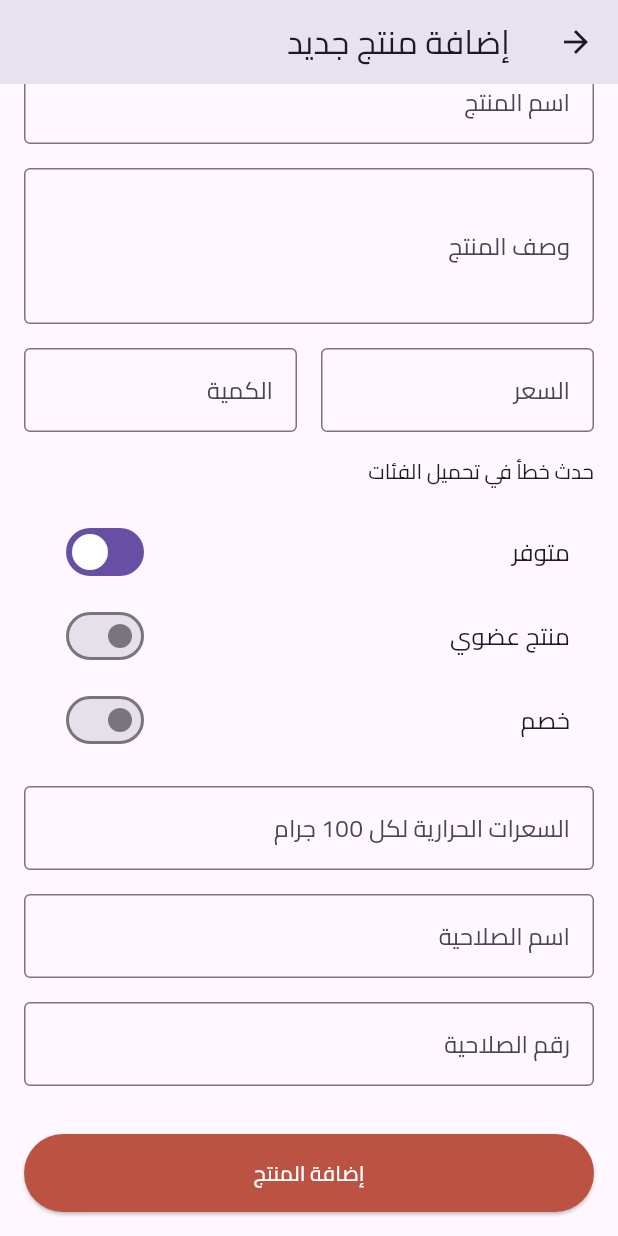
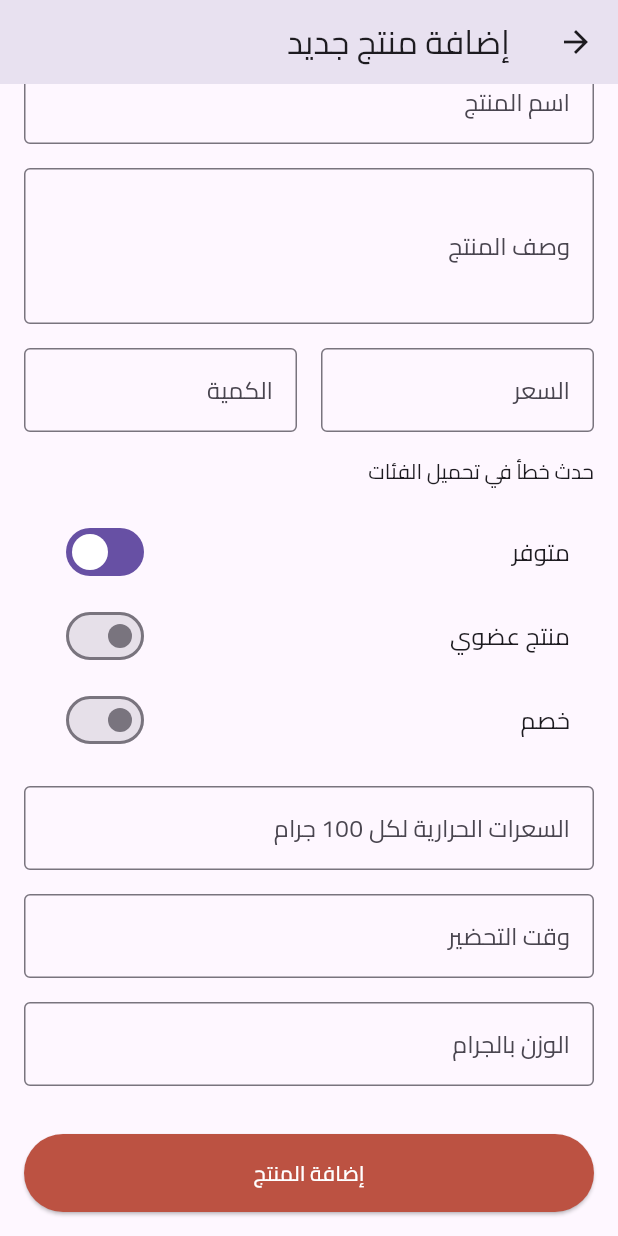
Before and after one commit to AbdulrhmanM0hamed/Web_Dashboard_Supabase, a Flutter app: the AddProductView screen opened directly, scrolled down 248 dp, on a phone screen of 412 x 824 dp. Run offline on Flutter 3.47's test engine with Material 3 defaults, Android fonts, the phone set to English and light mode, and no system bars; our stand-ins replace equatable, flutter_bloc, get_it, image_picker, pdf, printing and 1 more; missing offline and left inert: dart:html; accounts and stored records are empty.

Commit message:
some changes to handle

```diff
--- a/lib/dashboard/data/models/product_model.dart
+++ b/lib/dashboard/data/models/product_model.dart
@@ -19,7 +19,7 @@ class ProductModel extends Equatable {
   final int ratingCount;
   final double caloriesPer100g;
   final String expiryName;
-  final double expiryNumber;
+  final double weight;
 
   const ProductModel({
     this.id,
@@ -39,7 +39,7 @@ class ProductModel extends Equatable {
     this.ratingCount = 0,
     this.caloriesPer100g = 0.0,
     this.expiryName = '',
-    this.expiryNumber = 0.0,
+    this.weight = 0.0,
   });
 
   factory ProductModel.fromJson(Map<String, dynamic> json) {
@@ -63,7 +63,7 @@ class ProductModel extends Equatable {
       caloriesPer100g:
           double.tryParse(json['calories_per_100g']?.toString() ?? '0') ?? 0.0,
       expiryName: json['expiry_name'] ?? '',
-      expiryNumber: double.tryParse(json['expiry_number']?.toString() ?? '0') ?? 0.0,
+      weight: double.tryParse(json['weight']?.toString() ?? '0') ?? 0.0,
     );
   }
 
@@ -85,7 +85,7 @@ class ProductModel extends Equatable {
       'rating_count': ratingCount,
       'calories_per_100g': caloriesPer100g,
       'expiry_name': expiryName,
-      'expiry_number': expiryNumber
+      'weight': weight
     };
 
     if (!forCreation && id != null) {
@@ -114,7 +114,7 @@ class ProductModel extends Equatable {
         ratingCount,
         caloriesPer100g,
         expiryName,
-        expiryNumber
+        weight
       ];
 
   ProductModel copyWith(
@@ -156,6 +156,6 @@ class ProductModel extends Equatable {
         ratingCount: ratingCount ?? this.ratingCount,
         caloriesPer100g: caloriesPer100g ?? this.caloriesPer100g,
         expiryName: expiryName ?? this.expiryName,
-        expiryNumber: expiryNumber ?? this.expiryNumber);
+        weight: expiryNumber ?? this.weight);
   }
 }
--- a/lib/dashboard/presentation/view/products/add_product_view.dart
+++ b/lib/dashboard/presentation/view/products/add_product_view.dart
@@ -22,7 +22,7 @@ class _AddProductViewState extends State<AddProductView> {
   final _discountPercentageController = TextEditingController();
   final _caloriesController = TextEditingController();
   final _expiryNameController = TextEditingController();
-  final _expiryNumberController = TextEditingController();
+  final _weightNumberController = TextEditingController();
   String? _imageUrl;
   String? _selectedCategoryId;
   bool _isAvailable = true;
@@ -63,7 +63,7 @@ class _AddProductViewState extends State<AddProductView> {
     _discountPercentageController.dispose();
     _caloriesController.dispose();
     _expiryNameController.dispose();
-    _expiryNumberController.dispose();
+    _weightNumberController.dispose();
     super.dispose();
   }
 
@@ -133,7 +133,7 @@ class _AddProductViewState extends State<AddProductView> {
           isOrganic: _isOrganic,
           caloriesPer100g: double.tryParse(_caloriesController.text) ?? 0.0,
           expiryName: _expiryNameController.text,
-          expiryNumber: double.tryParse(_expiryNumberController.text) ?? 0.0,
+          weight: double.tryParse(_weightNumberController.text) ?? 0.0,
         );
 
         await context.read<ProductsCubit>().createProduct(product);
@@ -397,27 +397,27 @@ class _AddProductViewState extends State<AddProductView> {
               TextFormField(
                 controller: _expiryNameController,
                 decoration: const InputDecoration(
-                  labelText: 'اسم الصلاحية',
+                  labelText: 'وقت التحضير',
                   border: OutlineInputBorder(),
                 ),
                 validator: (value) {
                   if (value == null || value.isEmpty) {
-                    return 'الرجاء إدخال اسم الصلاحية';
+                    return 'الرجاء إدخال وفت التحضير';
                   }
                   return null;
                 },
               ),
               const SizedBox(height: 16),
               TextFormField(
-                controller: _expiryNumberController,
+                controller: _weightNumberController,
                 decoration: const InputDecoration(
-                  labelText: 'رقم الصلاحية',
+                  labelText: 'الوزن بالجرام',
                   border: OutlineInputBorder(),
                 ),
                 keyboardType: TextInputType.number,
                 validator: (value) {
                   if (value == null || value.isEmpty) {
-                    return 'الرجاء إدخال رقم الصلاحية';
+                    return 'الرجاء إدخال الوزن';
                   }
                   return null;
                 },
--- a/lib/dashboard/presentation/view/products/edit_product_view.dart
+++ b/lib/dashboard/presentation/view/products/edit_product_view.dart
@@ -71,7 +71,7 @@ class _EditProductViewState extends State<EditProductView> {
     _isOrganic = widget.product.isOrganic;
     _caloriesController.text = widget.product.caloriesPer100g.toString();
     _expiryNameController.text = widget.product.expiryName;
-    _expiryNumberController.text = widget.product.expiryNumber.toString();
+    _expiryNumberController.text = widget.product.weight.toString();
     if (_hasDiscount && widget.product.discountPercentage != null) {
       _discountPercentageController.text = widget.product.discountPercentage.toString();
       _discountPrice = widget.product.discountPrice ?? 0.0;
@@ -318,7 +318,7 @@ class _EditProductViewState extends State<EditProductView> {
               },
             ),
             SwitchListTile(
-              title: const Text('منتج عضوي'),
+              title: const Text('منتج صحى'),
               value: _isOrganic,
               onChanged: (value) => setState(() => _isOrganic = value),
             ),
@@ -385,7 +385,7 @@ class _EditProductViewState extends State<EditProductView> {
             TextFormField(
               controller: _expiryNameController,
               decoration: const InputDecoration(
-                labelText: 'اسم الصلاحية',
+                labelText: 'وقت التحضير',
                 border: OutlineInputBorder(),
               ),
               validator: (value) {
@@ -399,7 +399,7 @@ class _EditProductViewState extends State<EditProductView> {
             TextFormField(
               controller: _expiryNumberController,
               decoration: const InputDecoration(
-                labelText: 'رقم الصلاحية',
+                labelText: 'الوزن بالجرام',
                 border: OutlineInputBorder(),
               ),
               keyboardType: TextInputType.number,
--- a/lib/dashboard/presentation/view/special_offers/add_special_offer_view.dart
+++ b/lib/dashboard/presentation/view/special_offers/add_special_offer_view.dart
@@ -61,6 +61,8 @@ class _AddSpecialOfferViewState extends State<AddSpecialOfferView> {
     if (_newTermController.text.isNotEmpty) {
       setState(() {
         _terms.add(_newTermController.text);
+        print('Added term: ${_newTermController.text}'); // Debug log
+        print('Current terms: $_terms'); // Debug log
         _newTermController.clear();
       });
     }
@@ -86,7 +88,7 @@ class _AddSpecialOfferViewState extends State<AddSpecialOfferView> {
           validUntil: _validUntil,
           terms: _terms,
           image1: _image1,
-          image2: _image2,
+      //    image2: _image2,
           isActive: _isActive,
         );
 
```
Also changed, not shown: lib/dashboard/presentation/view/special_offers/edit_special_offer_view.dart (+46 -46 lines), lib/dashboard/presentation/view_model/special_offers/special_offers_cubit.dart (+12 -9 lines).
